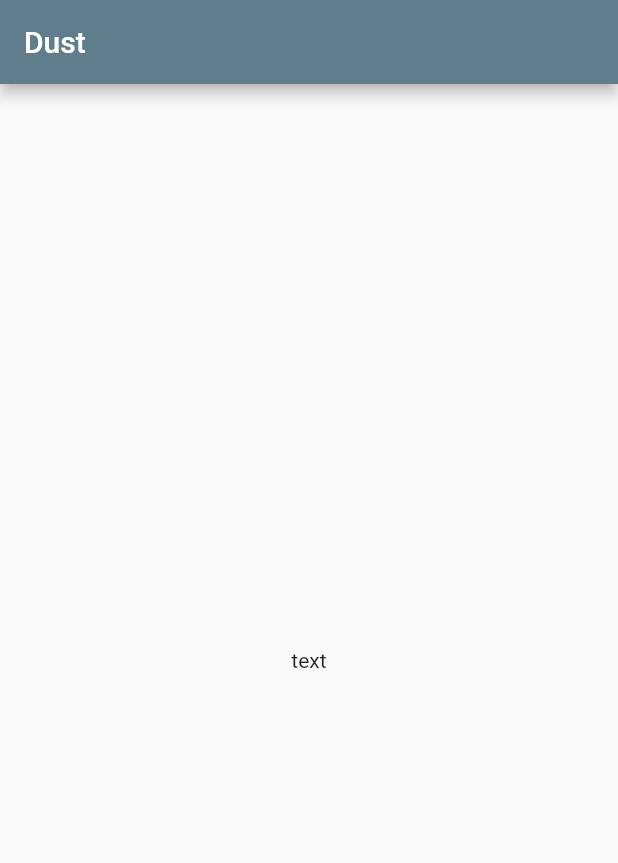
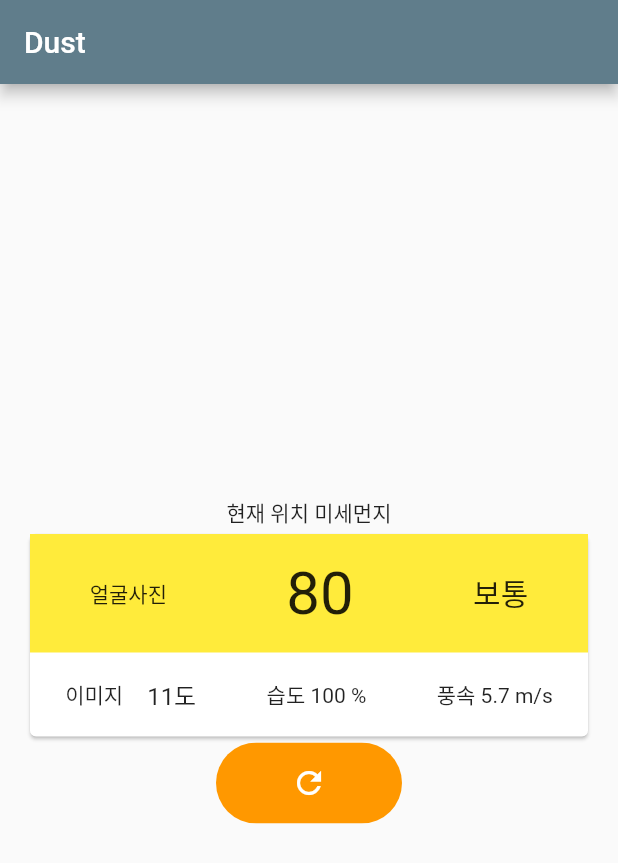
Before and after one commit to auaicn/Testbed-flutter, a Flutter app: the screen it shows after launch, on a phone screen of 412 x 824 dp. Shown: the top 863 px of the screen. Run offline on Flutter 3.47's test engine with Material 2 defaults, Android fonts, the phone set to English and light mode, and no system bars; our stand-ins replace google_fonts; Roboto replaces fonts that are missing (Acme).

Commit message:
Course: Constituted Basic UI

```diff
--- a/dust/lib/main.dart
+++ b/dust/lib/main.dart
@@ -4,6 +4,8 @@ import 'package:google_fonts/google_fonts.dart';
 void main() {
   runApp(App());
 }
+
+final String _key = "3afb2727-4549-495f-970c-102d1e2e19f8";
 
 class App extends StatelessWidget {
   @override
@@ -20,8 +22,18 @@ class App extends StatelessWidget {
   }
 }
 
-class MainPage extends StatelessWidget {
+class MainPage extends StatefulWidget {
   const MainPage({Key? key}) : super(key: key);
+
+  @override
+  _MainPageState createState() => _MainPageState();
+}
+
+class _MainPageState extends State<MainPage> {
+  void handleRefresh() {
+    print("refresh button clicked");
+    setState(() {});
+  }
 
   @override
   Widget build(BuildContext context) {
@@ -29,9 +41,64 @@ class MainPage extends StatelessWidget {
       appBar: AppBar(
         title: Text("Dust"),
       ),
-      body: Center(
-        child: Text(
-          "text",
+      body: Padding(
+        padding: const EdgeInsets.all(16.0),
+        child: Center(
+          child: Column(mainAxisAlignment: MainAxisAlignment.center, children: [
+            Text("현재 위치 미세먼지"),
+            Card(
+              child: Column(children: [
+                Container(
+                  padding: EdgeInsets.symmetric(vertical: 16),
+                  color: Colors.yellow,
+                  child: Row(
+                    mainAxisAlignment: MainAxisAlignment.spaceAround,
+                    children: [
+                      Text("얼굴사진"),
+                      Text("80", style: TextStyle(fontSize: 40)),
+                      Text("보통", style: TextStyle(fontSize: 20)),
+                    ],
+                  ),
+                ),
+                Container(
+                  padding: EdgeInsets.symmetric(vertical: 16),
+                  child: Row(
+                    mainAxisAlignment: MainAxisAlignment.spaceAround,
+                    children: [
+                      Row(
+                        children: [
+                          Text("이미지"),
+                          SizedBox(
+                            width: 16,
+                          ),
+                          Text("11도", style: TextStyle(fontSize: 16)),
+                        ],
+                      ),
+                      Text("습도 100 %"),
+                      Text("풍속 5.7 m/s"),
+                    ],
+                  ),
+                ),
+              ]),
+            ),
+            ClipRRect(
+              borderRadius: BorderRadius.circular(30),
+              child: TextButton(
+                onPressed: handleRefresh,
+                style: ButtonStyle(
+                  padding: MaterialStateProperty.resolveWith(
+                    (states) =>
+                        EdgeInsets.symmetric(vertical: 15, horizontal: 50),
+                  ),
+                  backgroundColor: MaterialStateProperty.resolveWith(
+                      (states) => Colors.orange),
+                  foregroundColor: MaterialStateProperty.resolveWith(
+                      (states) => Colors.white),
+                ),
+                child: Icon(Icons.refresh),
+              ),
+            )
+          ]),
         ),
       ),
     );
```
